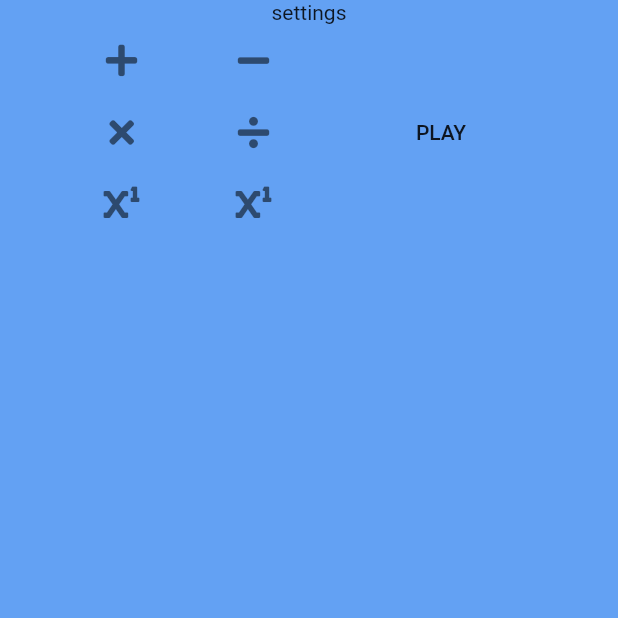
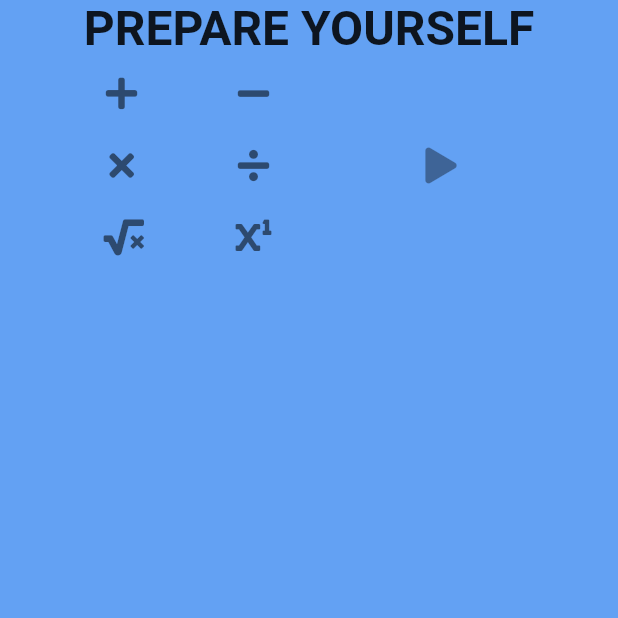
Before and after one commit to Ortheon/mathyourmind, a Flutter app: the screen it shows after launch, after a tap on "PLAY", on a phone screen of 412 x 824 dp, the top half of it. Run offline on Flutter 3.47's test engine with Material 2 defaults, Android fonts, the phone set to English and light mode, and no system bars; our stand-ins replace animated_text_kit, font_awesome_flutter, shared_preferences.

Commit message:
Shared preferences used to store data about settings

```diff
--- a/lib/Screens/play_setting_screen.dart
+++ b/lib/Screens/play_setting_screen.dart
@@ -1,6 +1,7 @@
 import 'package:flutter/material.dart';
 import 'package:font_awesome_flutter/font_awesome_flutter.dart';
 import '../Utils/elements.dart';
+import 'package:animated_text_kit/animated_text_kit.dart';
 
 
 class PlaySettingScreen extends StatefulWidget {
@@ -17,10 +18,18 @@ class _PlaySettingScreenState extends State<PlaySettingScreen> {
     return SafeArea(
       child: Scaffold(
         body: Column(
+          crossAxisAlignment: CrossAxisAlignment.start,
           children: <Widget>[
             Row(children: <Widget>[
-              Expanded(child: Center(child: Text('settings'))),
-
+              Expanded(child: Center(child: SizedBox(child: FadeAnimatedTextKit(
+        text: ['PREPARE YOURSELF', 'WILL YOU DARE?', 'BE THE BEST'],
+          duration: Duration(seconds: 10),
+          textStyle: TextStyle(
+                  fontSize: 32.0,
+                  fontWeight: FontWeight.bold
+              ),
+        ),),),
+              )
             ],),
             Center(
               child: Row(
@@ -30,6 +39,8 @@ class _PlaySettingScreenState extends State<PlaySettingScreen> {
                   Column(
                     children: <Widget>[
                       Row(
+                        crossAxisAlignment: CrossAxisAlignment.center,
+
                         children: <Widget>[
                           AppIconButton(ICONS.PLUS),
                           AppIconButton(ICONS.MINUS),
@@ -51,9 +62,14 @@ class _PlaySettingScreenState extends State<PlaySettingScreen> {
                   ),
                   FlatButton(
                     onPressed: (){},
-                    child: Text('PLAY'),
+                    child: IconButton(icon: Icon(FontAwesomeIcons.play), onPressed: null),
                   ),
-                  Column(),
+                  Column(
+                    //do wyjebania
+                    children: <Widget>[
+
+                    ],
+                  ),
                 ],
               ),
             ),
--- a/lib/Utils/SharedPrefsHelper.dart
+++ b/lib/Utils/SharedPrefsHelper.dart
@@ -9,7 +9,8 @@ class SharedPrefsHelper {
   static final bool multiplyInPlay = false;
   static final bool divideInPlay = false;
 
-  static Future<bool> getAddInPlay() async {
+
+    static Future<bool> getAddInPlay() async {
     final SharedPreferences preferences = await SharedPreferences.getInstance();
     return preferences.getBool('addInPlay');
   }
--- a/lib/Utils/elements.dart
+++ b/lib/Utils/elements.dart
@@ -1,6 +1,9 @@
 import 'package:flutter/material.dart';
 import 'package:mathyourmind/Utils/constants.dart';
 import 'package:font_awesome_flutter/font_awesome_flutter.dart';
+import 'SharedPrefsHelper.dart';
+import 'package:shared_preferences/shared_preferences.dart';
+
 
 class RoundedButton extends StatelessWidget {
 
@@ -34,15 +37,61 @@ class AppIconButton extends StatefulWidget {
 }
 
 class _AppIconButtonState extends State<AppIconButton> {
-  var _toggled = false;
+
+
+  var _toggled;
+
   void changeStateOfAButton() {
     setState(() {
+
       this._toggled = !this._toggled;
+      setToggled(_toggled);
+
+
     });
   }
 
+  void setToggled(bool b) async {
+
+    final SharedPreferences preferences = await SharedPreferences.getInstance();
+    //'add', 'subtract', 'multiply', 'divide', 'squareroot', 'power'
+    switch(widget.icon) {
+      case ICONS.PLUS: {
+        preferences.setBool('add', b);
+        break;}
+      case ICONS.MINUS: {
+        preferences.setBool('subtract', b);
+        break;}
+      case ICONS.MULTIPLY: {preferences.setBool('multiply', b);
+      break;}
+      case ICONS.DIVIDE: {preferences.setBool('divide', b);
+      break;}
+      case ICONS.SQUAREROOT: {preferences.setBool('squareroot', b);
+      break;}
+      case ICONS.POWER: {preferences.setBool('power', b);
+      break;}
+    }
+  }
+
+  Future<bool> getToggled() async {
+
+    final SharedPreferences preferences = await SharedPreferences.getInstance();
+    //'add', 'subtract', 'multiply', 'divide', 'squareroot', 'power'
+    switch(widget.icon) {
+      case ICONS.PLUS: {return preferences.getBool('add') ?? false;}
+      case ICONS.MINUS: {return preferences.getBool('subtract') ?? false;}
+      case ICONS.MULTIPLY: {return preferences.getBool('multiply') ?? false;}
+      case ICONS.DIVIDE: {return preferences.getBool('divide') ?? false;}
+      case ICONS.SQUAREROOT: {return preferences.getBool('squareroot') ?? false;}
+      case ICONS.POWER: {return preferences.getBool('power') ?? false;}
+    }
+  }
+
+
   @override
   Widget build(BuildContext context) {
+    if(_toggled == null) _toggled = false;
+
     return FlatButton(
       onPressed: () {
         changeStateOfAButton();
@@ -51,6 +100,16 @@ class _AppIconButtonState extends State<AppIconButton> {
       color: _toggled ? Colors.green: Colors.black54,),
       //color: toggled? Colors.lightGreen : Colors.black54,
     );
+  }
+
+  @override
+  void initState() {
+   getToggled().then((result) {
+     _toggled = result;
+     setState(() {
+
+     });
+   });
   }
 }
 
@@ -64,7 +123,7 @@ IconData getProperIcon(ICONS icon) {
     case ICONS.MINUS: {iconData = FontAwesomeIcons.minus; return iconData;}
     case ICONS.MULTIPLY: {iconData = FontAwesomeIcons.times; return iconData;}
     case ICONS.DIVIDE: {iconData = FontAwesomeIcons.divide; return iconData;}
-    case ICONS.SQUAREROOT: {iconData = FontAwesomeIcons.superscript; return iconData;}
+    case ICONS.SQUAREROOT: {iconData = FontAwesomeIcons.squareRootAlt; return iconData;}
     case ICONS.POWER: {iconData = FontAwesomeIcons.superscript; return iconData;}
   }
 }
--- a/pubspec.yaml
+++ b/pubspec.yaml
@@ -26,6 +26,7 @@ dependencies:
   nice_button: ^0.1.7
   shared_preferences: ^0.5.3+4
   font_awesome_flutter: ^8.5.0
+  animated_text_kit: ^1.3.1
 
 dev_dependencies:
   flutter_test:
```
Also changed, not shown: lib/Utils/constants.dart (line endings or trailing spaces), pubspec.lock.
